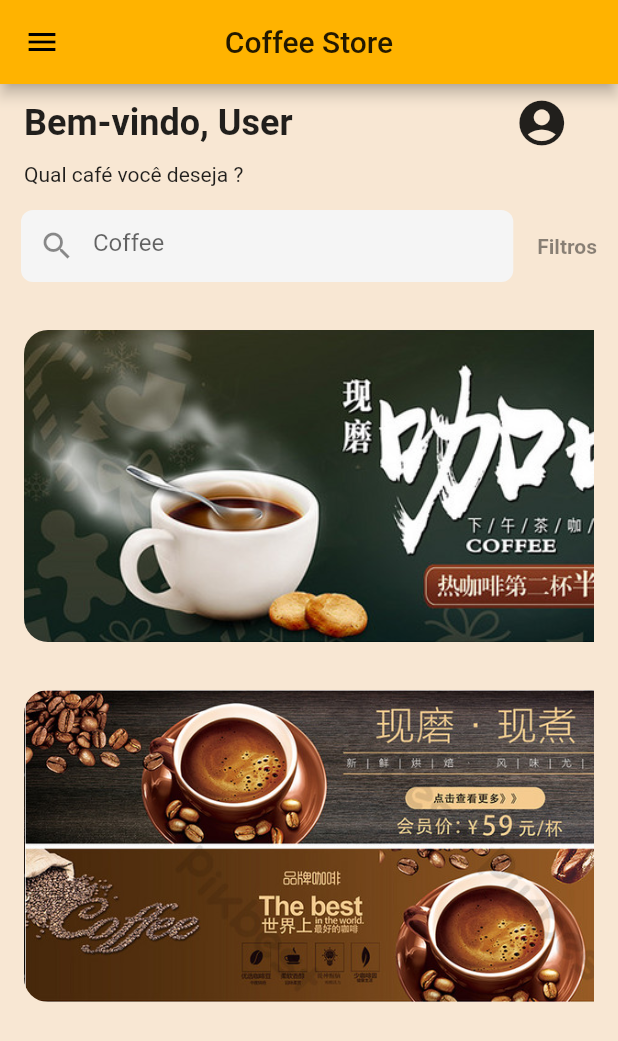
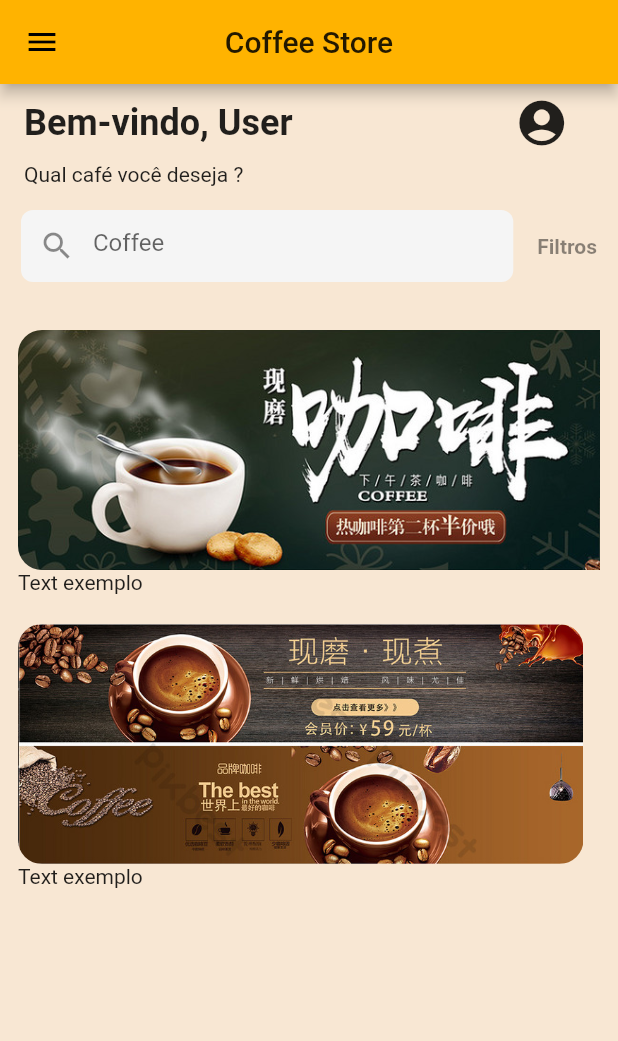
Before and after one commit to ollinmagno/coffee-store-app, a Flutter app: the HomeScreen screen opened directly, on a phone screen of 412 x 824 dp. Shown: the top 1041 px of the screen. Run offline on Flutter 3.47's test engine with Material 2 defaults, Android fonts, the light colour scheme and no system bars.

Commit message:
refatoração add class column

```diff
--- a/lib/src/pages/home_screen.dart
+++ b/lib/src/pages/home_screen.dart
@@ -1,3 +1,5 @@
+import 'package:coffeebreak/src/pages/bottom_navigation.dart';
+import 'package:coffeebreak/src/widgets/column_banner.dart';
 import 'package:coffeebreak/src/widgets/search_coffee.dart';
 import 'package:coffeebreak/src/widgets/drawer.dart';
 import 'package:flutter/material.dart';
@@ -37,35 +39,32 @@ class _HomeScreenState extends State<HomeScreen> {
           SearchCoffee(),
           SizedBox(height: 16.0,),
 
-
           Container(
-            height: 208.0,
-            margin: EdgeInsets.all(16.0),
+            height: 180.0,
+            margin: EdgeInsets.only(top: 16.0, left: 12.0, right: 12.0),
             child: ListView(
               scrollDirection: Axis.horizontal,
               children: <Widget>[
-                _image('assets/images/coffee-banner01.png'),
-                _space(16.0),
-                _image('assets/images/coffee-banner02.png'),
-                _space(16.0),
-                _image('assets/images/coffee-banner03.png'),
-                _space(16.0),
+                ColumnBanner(img: 'assets/images/coffee-banner01.png', text: 'Text exemplo'),
+                SizedBox(width: 12,),
+                ColumnBanner(img: 'assets/images/coffee-banner02.png', text: 'Text exemplo'),
+                SizedBox(width: 12,),
+                ColumnBanner(img: 'assets/images/coffee-banner03.png', text: 'Text exemplo'),
               ],
             ),
           ),
 
           Container(
-            height: 208.0,
-            margin: EdgeInsets.all(16.0),
+            height: 180.0,
+            margin: EdgeInsets.only(top: 16.0, left: 12.0, right: 12.0),
             child: ListView(
               scrollDirection: Axis.horizontal,
               children: <Widget>[
-                _image('assets/images/coffee-banner04.png'),
-                _space(16.0),
-                _image('assets/images/coffee-banner07.png'),
-                _space(16.0),
-                _image('assets/images/coffee-banner06.png'),
-                _space(16.0),
+                ColumnBanner(img: 'assets/images/coffee-banner04.png', text: 'Text exemplo'),
+                SizedBox(width: 12,),
+                ColumnBanner(img: 'assets/images/coffee-banner06.png', text: 'Text exemplo'),
+                SizedBox(width: 12,),
+                ColumnBanner(img: 'assets/images/coffee-banner07.png', text: 'Text exemplo'),
               ],
             ),
           ),
@@ -73,14 +72,11 @@ class _HomeScreenState extends State<HomeScreen> {
       ),
     );
   }
-  _space(num size){
-    return SizedBox(width: 16.0);
-  }
 
   _image(String img){
     return ClipRRect(
-      borderRadius: BorderRadius.circular(16.0),
-      child: Image.asset(img),
+      borderRadius: BorderRadius.circular(8.0),
+      child: Image.asset(img, height: 160,),
     );
   }
 
```
